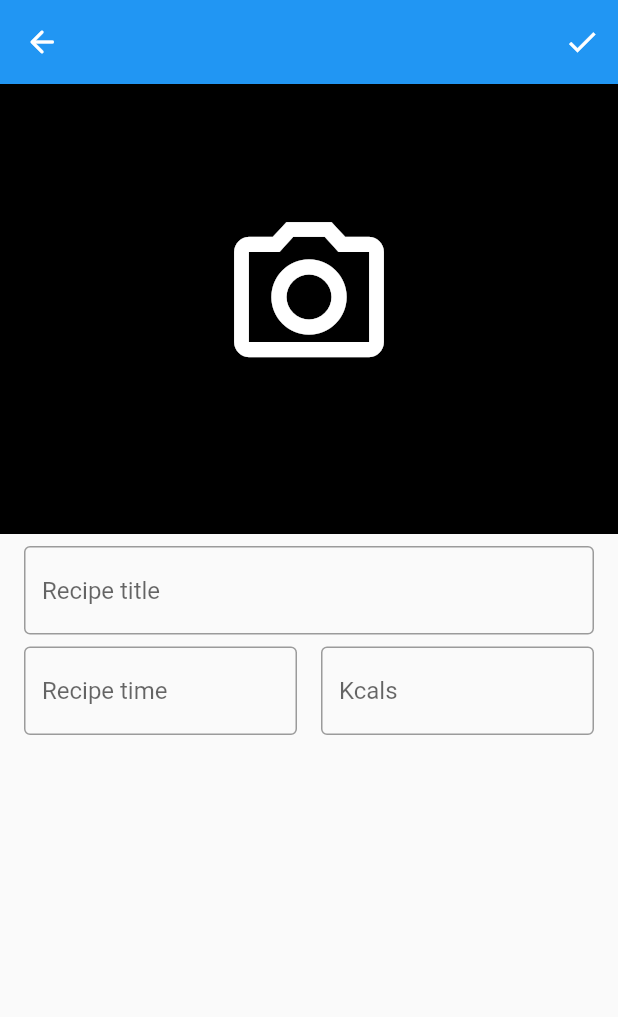
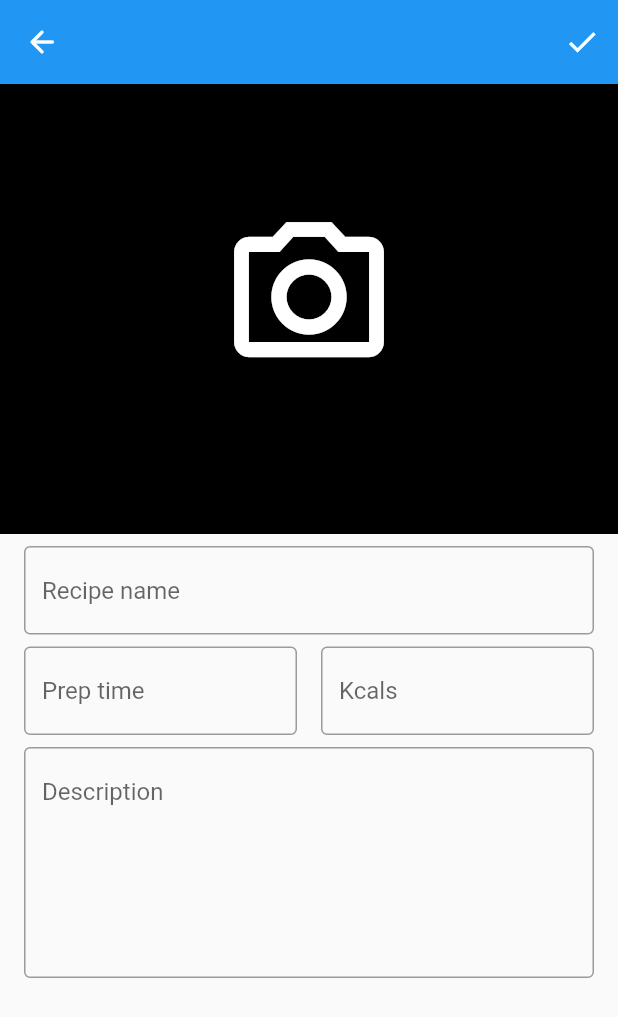
Before and after one commit to Szymon022/Cook-Book-App, a Flutter app: the EditRecipePage screen opened directly, after a tap on the "check" icon, on a phone screen of 412 x 824 dp. Shown: the top 1017 px of the screen. Run offline on Flutter 3.47's test engine with Material 2 defaults, Android fonts, the phone set to English and light mode, and no system bars; our stand-ins replace bloc, equatable, flutter_bloc, hive, hive_flutter; accounts and stored records are empty; network calls fail.

Commit message:
Add description field to recipe. Add description field on edit_recipe_page.dart

```diff
--- a/lib/recipe/view/edit_recipe_page.dart
+++ b/lib/recipe/view/edit_recipe_page.dart
@@ -1,5 +1,4 @@
 import 'package:cook_book_app/navigation/router_cubit.dart';
-import 'package:cook_book_app/recipe/view/text_form.dart';
 import 'package:cook_book_app/storage/recipe_repository.dart';
 import 'package:flutter/material.dart';
 import 'package:flutter_bloc/flutter_bloc.dart';
@@ -17,6 +16,7 @@ class EditRecipePage extends StatelessWidget {
     _energy = recipe?.energy ?? "";
     _imageUrl = recipe?.imageUrl ??
         'https://images.unsplash.com/photo-1568901346375-23c9450c58cd?ixlib=rb-4.0.3&ixid=MnwxMjA3fDB8MHxzZWFyY2h8Mnx8YnVyZ2VyfGVufDB8fDB8fA%3D%3D&w=1000&q=80';
+    _description = recipe?.description ?? "";
   }
 
   final Recipe? recipe;
@@ -25,6 +25,7 @@ class EditRecipePage extends StatelessWidget {
   late String _preparationTime;
   late String _energy;
   late String _imageUrl;
+  late String _description;
   final _formKey = GlobalKey<FormState>();
 
   @override
@@ -54,10 +55,10 @@ class EditRecipePage extends StatelessWidget {
           onPressed: () {
             if (recipe != null) {
               cubit.updateRecipe(Recipe(recipe!.uuid, _recipeName,
-                  _preparationTime, _energy, _imageUrl));
+                  _preparationTime, _energy, _imageUrl, _description));
             } else {
-              cubit.saveRecipe(Recipe(
-                  _uuid, _recipeName, _preparationTime, _energy, _imageUrl));
+              cubit.saveRecipe(Recipe(_uuid, _recipeName, _preparationTime,
+                  _energy, _imageUrl, _description));
             }
           },
           icon: const Icon(Icons.check),
@@ -117,7 +118,9 @@ class EditRecipePage extends StatelessWidget {
                 const SizedBox(width: 16),
                 _energyForm(),
               ],
-            )
+            ),
+            const SizedBox(height: 8),
+            _descriptionField()
           ],
         ),
       ),
@@ -125,18 +128,24 @@ class EditRecipePage extends StatelessWidget {
   }
 
   Widget _titleForm() {
-    return TextForm(
+    return TextFormField(
       onChanged: (name) => _recipeName = name,
-      hintText: 'Recipe title',
+      decoration: const InputDecoration(
+        border: OutlineInputBorder(),
+        hintText: "Recipe name",
+      ),
       initialValue: recipe?.name,
     );
   }
 
   Widget _timeForm() {
     return Expanded(
-      child: TextForm(
+      child: TextFormField(
         onChanged: (preparationTime) => _preparationTime = preparationTime,
-        hintText: 'Recipe time',
+        decoration: const InputDecoration(
+          border: OutlineInputBorder(),
+          hintText: "Prep time",
+        ),
         initialValue: recipe?.time,
       ),
     );
@@ -144,11 +153,28 @@ class EditRecipePage extends StatelessWidget {
 
   Widget _energyForm() {
     return Expanded(
-      child: TextForm(
+      child: TextFormField(
         onChanged: (energy) => _energy = energy,
-        hintText: 'Kcals',
+        decoration: const InputDecoration(
+          border: OutlineInputBorder(),
+          hintText: "Kcals",
+        ),
         initialValue: recipe?.energy,
       ),
     );
   }
+
+  Widget _descriptionField() {
+    return TextFormField(
+      onChanged: (description) => _description = description,
+      textInputAction: TextInputAction.newline,
+      minLines: 6,
+      maxLines: null,
+      decoration: const InputDecoration(
+        border: OutlineInputBorder(),
+        hintText: "Description",
+      ),
+      initialValue: _description,
+    );
+  }
 }
--- a/lib/recipe/view/text_form.dart
+++ /dev/null
@@ -1,32 +0,0 @@
-import 'package:flutter/material.dart';
-
-class TextForm extends StatelessWidget {
-  const TextForm({
-    Key? key,
-    this.initialValue,
-    this.hintText,
-    this.validator,
-    this.autovalidateMode,
-    this.onChanged,
-  }) : super(key: key);
-
-  final String? initialValue;
-  final String? hintText;
-  final String? Function(String?)? validator;
-  final AutovalidateMode? autovalidateMode;
-  final void Function(String)? onChanged;
-
-  @override
-  Widget build(BuildContext context) {
-    return TextFormField(
-      onChanged: onChanged,
-      initialValue: initialValue,
-      autovalidateMode: autovalidateMode,
-      decoration: InputDecoration(
-        border: const OutlineInputBorder(),
-        hintText: hintText,
-      ),
-      validator: validator,
-    );
-  }
-}
--- a/lib/storage/entity/recipe.dart
+++ b/lib/storage/entity/recipe.dart
@@ -4,7 +4,8 @@ part 'recipe.g.dart';
 
 @HiveType(typeId: 1)
 class Recipe {
-  const Recipe(this.uuid, this.name, this.time, this.energy, this.imageUrl);
+  const Recipe(this.uuid, this.name, this.time, this.energy, this.imageUrl,
+      this.description);
 
   @HiveField(3)
   final String uuid;
@@ -20,4 +21,7 @@ class Recipe {
 
   @HiveField(4)
   final String imageUrl;
+
+  @HiveField(5)
+  final String description;
 }
```
Also changed, not shown: lib/storage/entity/recipe.g.dart.
